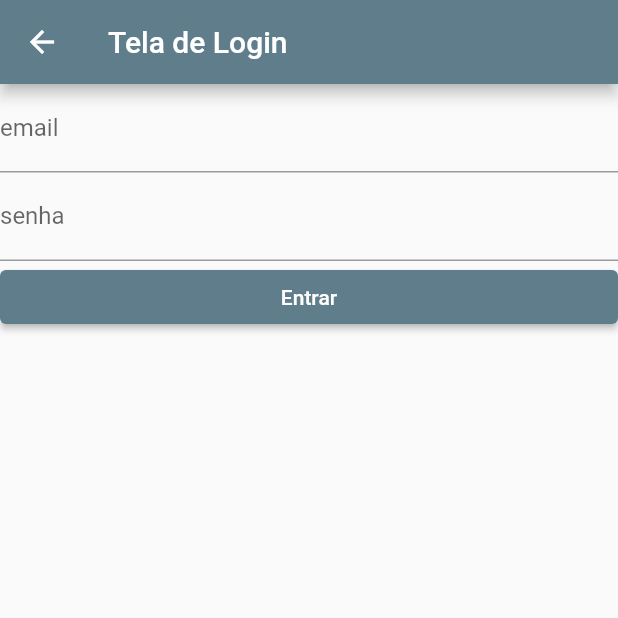
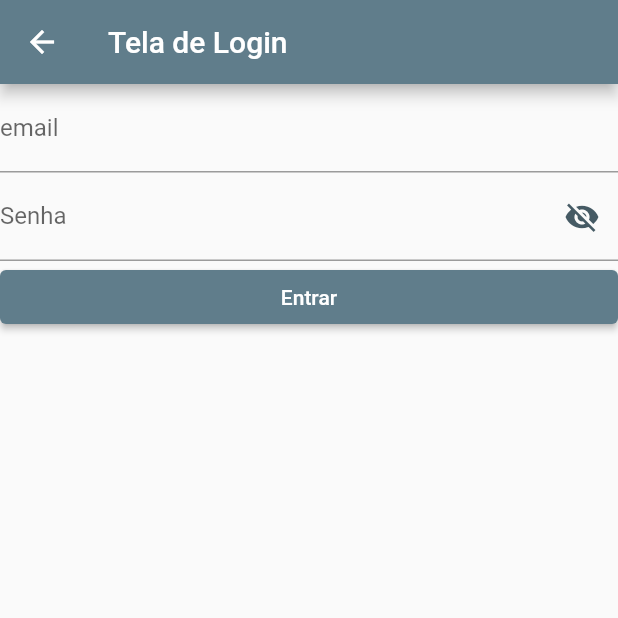
Before and after one commit to AlexandreBorlini/flutter_quizz, a Flutter app: the LoginPage screen opened directly, on a phone screen of 412 x 824 dp, the top half of it. Run offline on Flutter 3.47's test engine with Material 2 defaults, Android fonts, the phone set to English and light mode, and no system bars; our stand-ins replace firebase_auth, firebase_core; accounts and stored records are empty.

Commit message:
Corrigindo bug minSdkVersion 16 & add comportamento de ocultar e exibir senha do usuário

```diff
--- a/lib/firebase/login_page.dart
+++ b/lib/firebase/login_page.dart
@@ -15,6 +15,7 @@ class LoginPage extends StatefulWidget {
 class _LoginPageState extends State<LoginPage> {
   final _emailController = TextEditingController();
   final _passwordController = TextEditingController();
+  late bool _passwordVisible = false;
   final _fireBaseAuth = FirebaseAuth.instance;
 
   @override
@@ -30,8 +31,27 @@ class _LoginPageState extends State<LoginPage> {
             decoration: const InputDecoration(label: Text('email')),
           ),
           TextFormField(
+            keyboardType: TextInputType.text,
             controller: _passwordController,
-            decoration: const InputDecoration(label: Text('senha')),
+            obscureText: !_passwordVisible,
+            decoration: InputDecoration(
+              labelText: 'Senha',
+              hintText: 'Digite sua senha',
+              suffixIcon: IconButton(
+                icon: Icon(
+                  _passwordVisible
+                      ? Icons.visibility
+                      : Icons.visibility_off,
+                  color: Theme.of(context).primaryColorDark,
+                ),
+                onPressed: () {
+                  setState(() {
+                    _passwordVisible = !_passwordVisible;
+                  });
+                },
+              ),
+            ),
+
           ),
           ElevatedButton(onPressed: _login, child: const Text('Entrar'))
         ],
--- a/lib/main.dart
+++ b/lib/main.dart
@@ -4,12 +4,14 @@ import 'package:quiz/pages/home_page.dart';
 
 Future<void> main() async {
   WidgetsFlutterBinding.ensureInitialized();
-  await Firebase.initializeApp( options: FirebaseOptions(
+  await Firebase.initializeApp( options:
+  const FirebaseOptions(
     apiKey: "AIzaSyArdFYTVphHlKALVs7KkvpAdVwE6yaI9WQ",
     appId: "1:416635906650:android:a941818482098ffb1c4663",
     messagingSenderId: "416635906650",
     projectId: "flutterquizz-98591",
-  ));
+  )
+  );
   runApp(const MyApp());
 }
 
```
Also changed, not shown: 1 other file.
